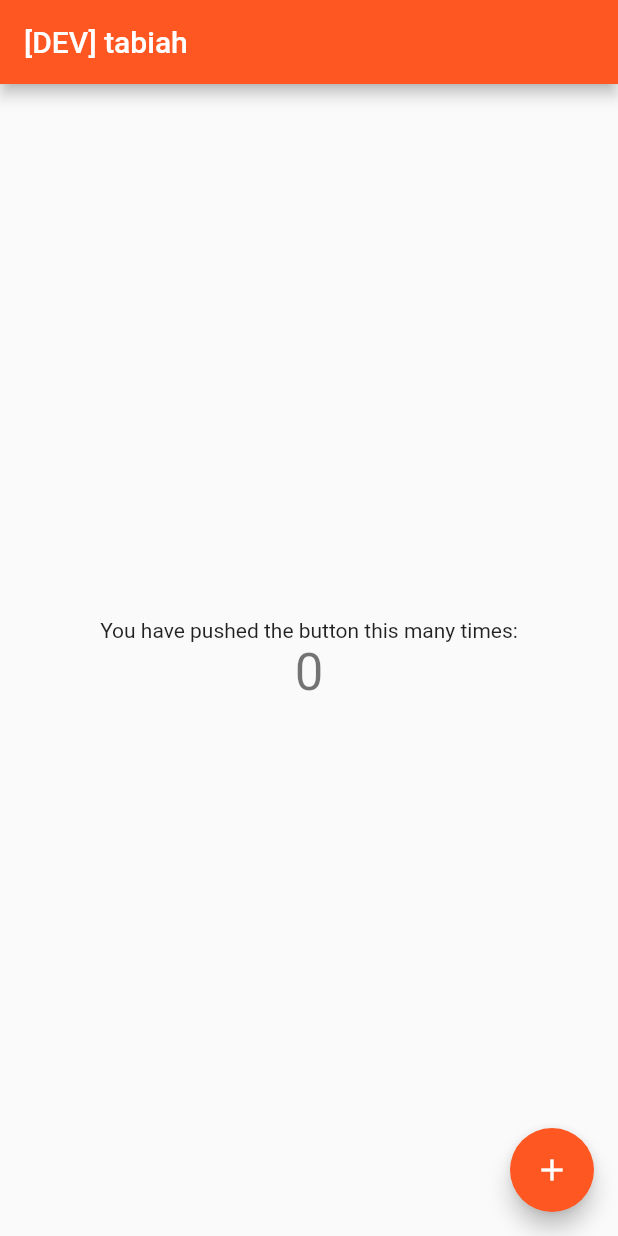
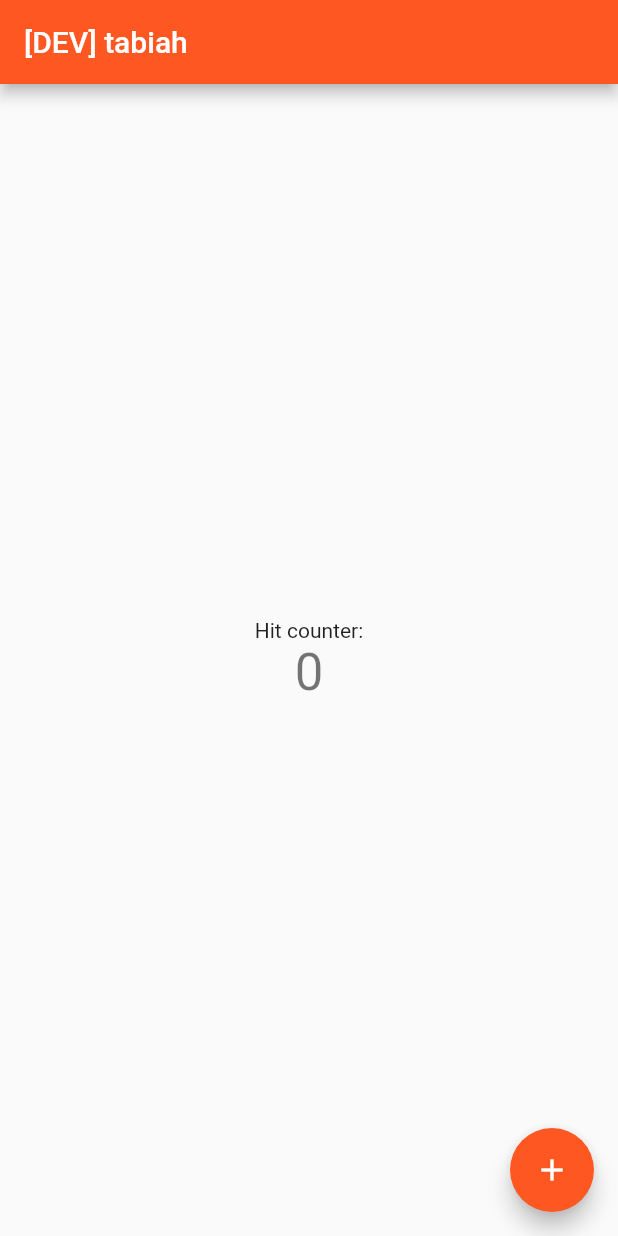
Before and after one commit to Luk3s/Tabiah, a Flutter app: the screen it shows after launch, on a phone screen of 412 x 824 dp. Run offline on Flutter 3.47's test engine with Material 2 defaults, Android fonts, the phone set to English and light mode, and no system bars.

```diff
--- a/lib/screens/home_screen.dart
+++ b/lib/screens/home_screen.dart
@@ -36,7 +36,7 @@ class _HomeScreenState extends State<HomeScreen> {
           mainAxisAlignment: MainAxisAlignment.center,
           children: <Widget>[
             const Text(
-              'You have pushed the button this many times:',
+              'Hit counter:',
             ),
             Text(
               '$_counter',
--- a/pubspec.yaml
+++ b/pubspec.yaml
@@ -5,7 +5,7 @@ description: Play tabiah on your device
 # pub.dev using `pub publish`. This is preferred for private packages.
 publish_to: 'none' # Remove this line if you wish to publish to pub.dev
 
-version: 1.0.0+1
+version: 1.0.1+1
 
 environment:
   sdk: ">=2.12.0 <3.0.0"
```
Also changed, not shown: 2 other files.
